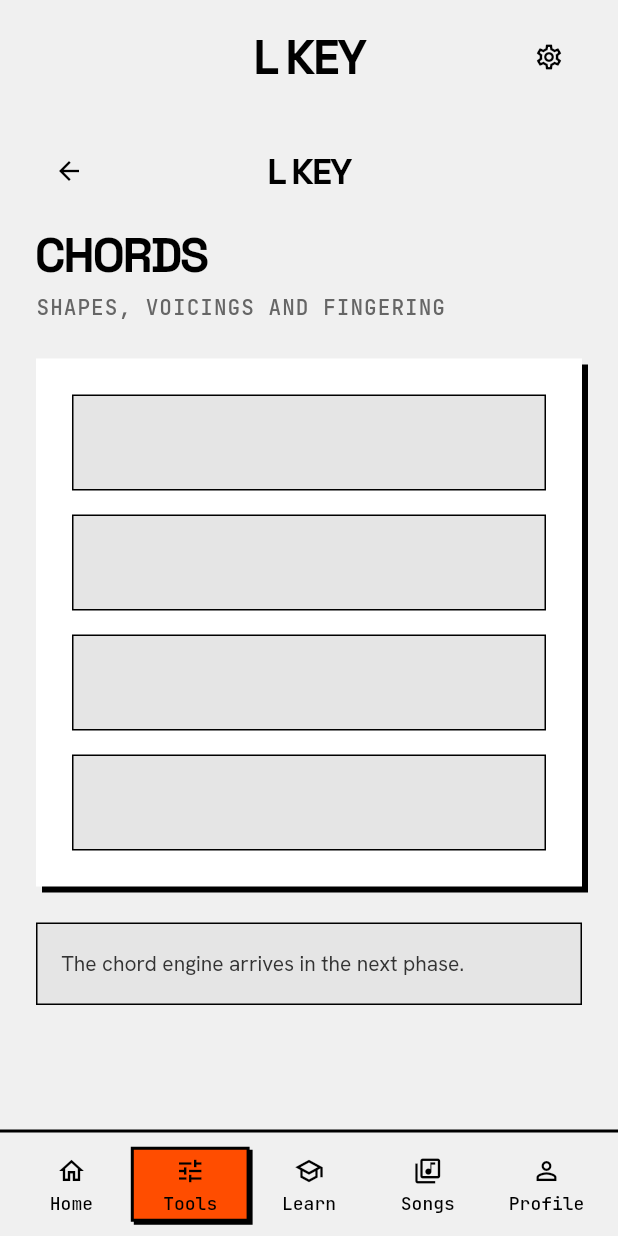
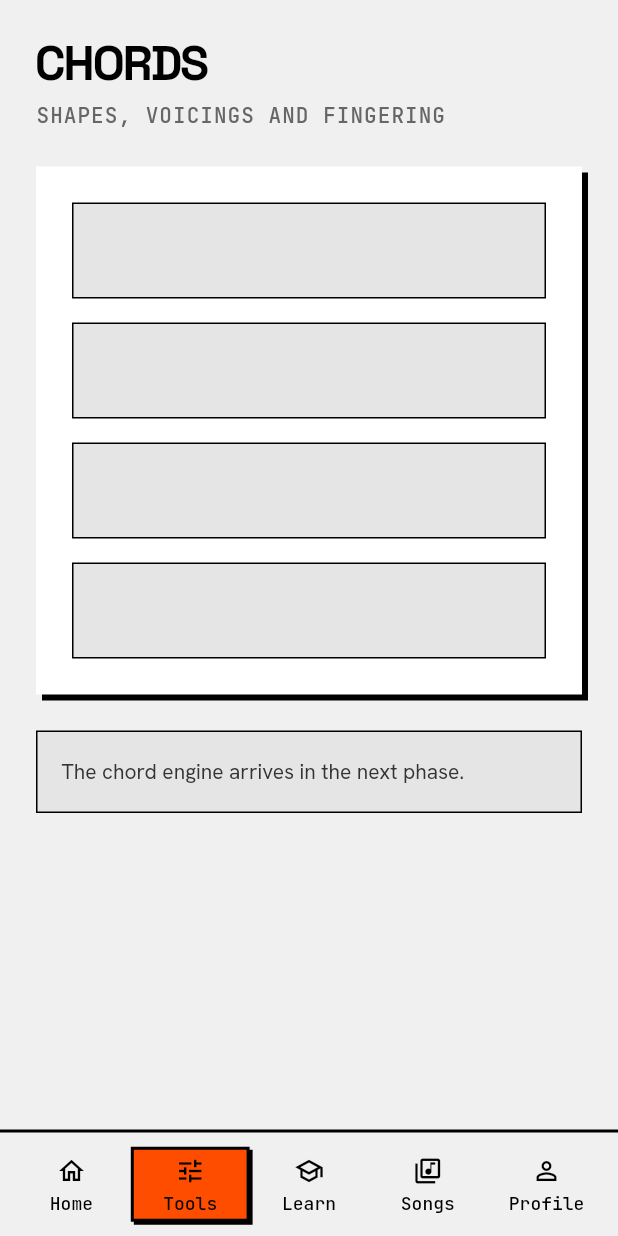
Before and after one commit to Lazy-but-Busy/L-Key, a Flutter app: the ChordsPage screen opened by its route, on a phone screen of 412 x 824 dp. Run offline on Flutter 3.47's test engine with Material 3 defaults, Android fonts, the phone set to English and light mode, and no system bars; our stand-ins replace flutter_riverpod, go_router, shared_preferences; accounts and stored records are empty; generated files the repository leaves out were written again.

Commit message:
fix(shell): show the wordmark bar only on sections and settings
The top bar now appears on the five section roots and on /settings. A screen
pushed inside a branch -- the tools, a practice session -- takes the full
height instead.

This also fixes a defect the earlier screenshots never caught: those screens
sat inside the shell and also wrapped themselves in LkDetailScaffold, so they
rendered two "L KEY" bars stacked. They no longer wrap themselves at all --
the shell already frames them -- and they open their own top padding since
nothing sits above them now.

They need no back control. The bottom bar stays visible, so the section is one
tap away, and tapping the active tab returns it to its root. LkDetailScaffold
is now only for /settings, which sits above the shell and has no bottom bar to
return through.

Three tests pin the rule: the bar is present on all five sections, absent
inside a branch with the bottom bar still there and the active tab returning
to the section root, and present on settings with no bottom bar.

Co-Authored-By: Claude Opus 5 (1M context) <noreply@anthropic.com>

```diff
--- a/mobile/lib/app/shell/app_shell.dart
+++ b/mobile/lib/app/shell/app_shell.dart
@@ -5,6 +5,16 @@ import 'package:l_key/app/router/app_routes.dart';
 import 'package:l_key/shared/widgets/lk_bottom_nav_bar.dart';
 import 'package:l_key/shared/widgets/lk_icon_button.dart';
 import 'package:l_key/shared/widgets/lk_top_app_bar.dart';
+
+/// The five branch roots. Only these carry the top bar; anything pushed above
+/// one of them is a full-screen surface.
+const Set<String> _branchRoots = <String>{
+  AppRoutes.home,
+  AppRoutes.tools,
+  AppRoutes.learn,
+  AppRoutes.songs,
+  AppRoutes.profile,
+};
 
 /// The persistent frame around the five primary sections.
 ///
@@ -31,6 +41,14 @@ class AppShell extends StatelessWidget {
   Widget build(BuildContext context) {
     final l10n = AppLocalizations.of(context);
 
+    // The wordmark belongs to the five sections. A screen pushed inside a
+    // branch -- a tool, a practice session -- takes the full height instead,
+    // and returns to its section through the bar below or the system back
+    // gesture.
+    final isBranchRoot = _branchRoots.contains(
+      GoRouterState.of(context).matchedLocation,
+    );
+
     final destinations = <LkNavDestination>[
       LkNavDestination(icon: Icons.home_outlined, label: l10n.navHome),
       LkNavDestination(icon: Icons.tune, label: l10n.navTools),
@@ -55,6 +73,7 @@ class AppShell extends StatelessWidget {
           bottom: false,
           child: Column(
             children: <Widget>[
+              if (isBranchRoot)
                 LkTopAppBar(
                   title: l10n.appName,
                   trailing: LkIconButton(
--- a/mobile/lib/features/chords/presentation/chords_page.dart
+++ b/mobile/lib/features/chords/presentation/chords_page.dart
@@ -1,6 +1,5 @@
 import 'package:flutter/material.dart';
 import 'package:l_key/app/localization/generated/app_localizations.dart';
-import 'package:l_key/app/router/app_routes.dart';
 import 'package:l_key/app/theme/app_colors.dart';
 import 'package:l_key/app/theme/tokens.g.dart';
 import 'package:l_key/shared/widgets/lk_detail_scaffold.dart';
@@ -22,11 +21,8 @@ class ChordsPage extends StatelessWidget {
     final l10n = AppLocalizations.of(context);
     final colors = context.lkColors;
 
-    return LkDetailScaffold(
-      title: l10n.toolChords,
-      fallbackRoute: AppRoutes.tools,
-      child: ListView(
-        padding: lkScreenPadding,
+    return ListView(
+      padding: lkFullScreenPadding,
       children: <Widget>[
         LkScreenHeader(
           title: l10n.toolChords,
@@ -44,7 +40,6 @@ class ChordsPage extends StatelessWidget {
         const SizedBox(height: LkSpacing.s6),
         LkPendingNote(message: l10n.chordsPending),
       ],
-      ),
     );
   }
 }
--- a/mobile/lib/shared/widgets/lk_detail_scaffold.dart
+++ b/mobile/lib/shared/widgets/lk_detail_scaffold.dart
@@ -5,11 +5,16 @@ import 'package:l_key/app/theme/tokens.g.dart';
 import 'package:l_key/shared/widgets/lk_icon_button.dart';
 import 'package:l_key/shared/widgets/lk_top_app_bar.dart';
 
-/// The frame for a screen pushed above a section root.
+/// The frame for a screen pushed above the shell.
 ///
-/// The design system's top bar carries a menu on the left; a pushed screen
-/// needs a way back instead, and the icon set contains no back glyph, so this
-/// is a documented addition rather than a substituted lookalike.
+/// Only `/settings` uses this. A screen pushed *inside* a branch keeps the
+/// bottom bar and takes the full height instead, so it needs no frame of its
+/// own — see [lkFullScreenPadding].
+///
+/// The design system's top bar carries a menu on the left; a screen above the
+/// shell has no bottom bar to return through, so it needs a way back, and the
+/// icon set contains no back glyph. This is a documented addition rather than
+/// a substituted lookalike.
 class LkDetailScaffold extends StatelessWidget {
   /// Creates a detail scaffold.
   const LkDetailScaffold({
@@ -65,10 +70,15 @@ class LkDetailScaffold extends StatelessWidget {
   }
 }
 
-/// Standard page padding for a section screen.
+/// Page padding for a screen sitting under the top bar, which already
+/// provides the space above the content.
 const EdgeInsets lkScreenPadding = EdgeInsets.fromLTRB(
   LkSpacing.s6,
   0,
   LkSpacing.s6,
   LkSpacing.s6,
 );
+
+/// Page padding for a full-screen surface, which has no bar above it and so
+/// must open its own space.
+const EdgeInsets lkFullScreenPadding = EdgeInsets.all(LkSpacing.s6);
```
Also changed, not shown: mobile/lib/features/metronome/presentation/metronome_page.dart (+2 -7 lines), mobile/lib/features/practice/presentation/practice_page.dart (+2 -7 lines), mobile/lib/features/scales/presentation/scales_page.dart (+2 -7 lines), mobile/lib/features/tuner/presentation/tuner_page.dart (+3 -9 lines), 2 other files. Lines whose indentation alone changed are shown as unchanged.
